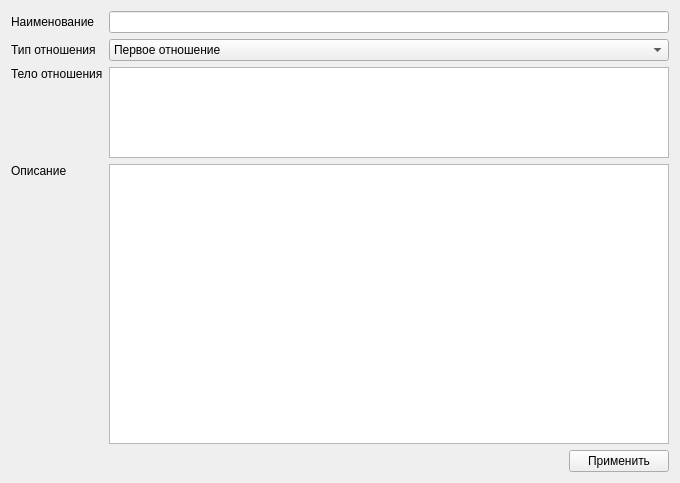
First picture: the form in ui/RelationOptions.ui, repository lazyDesertMan/Mivar, before the edit.
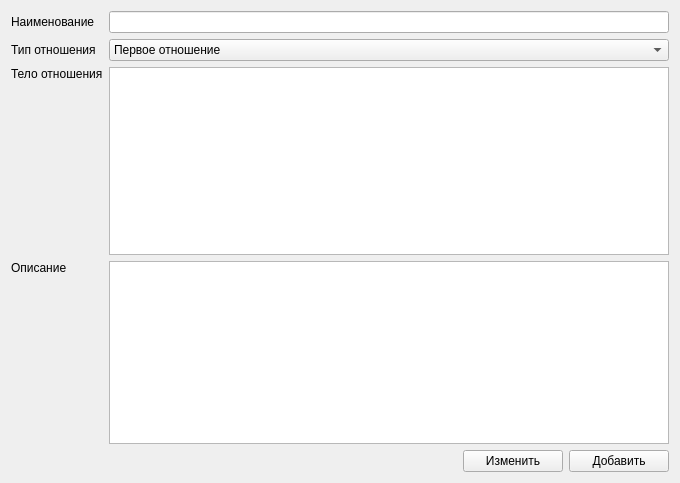
Second picture: the form after the edit.

```diff
--- a/ui/RelationOptions.ui
+++ b/ui/RelationOptions.ui
@@ -16,14 +16,7 @@
   <property name="styleSheet">
    <string notr="true"/>
   </property>
-  <layout class="QGridLayout" name="gridLayout_2" rowstretch="1,1,1,1,2,0">
-   <item row="3" column="0" alignment="Qt::AlignTop">
-    <widget class="QLabel" name="label_4">
-     <property name="text">
-      <string>Описание</string>
-     </property>
-    </widget>
-   </item>
+  <layout class="QGridLayout" name="gridLayout_2" rowstretch="1,0,0,0,0,0">
    <item row="1" column="0" alignment="Qt::AlignVCenter">
     <widget class="QLabel" name="label_2">
      <property name="text">
@@ -31,22 +24,8 @@
      </property>
     </widget>
    </item>
-   <item row="2" column="0" alignment="Qt::AlignTop">
-    <widget class="QLabel" name="label_3">
-     <property name="text">
-      <string>Тело отношения</string>
-     </property>
-    </widget>
-   </item>
-   <item row="2" column="1">
-    <widget class="QTextEdit" name="bodyRelative"/>
-   </item>
-   <item row="0" column="0" alignment="Qt::AlignVCenter">
-    <widget class="QLabel" name="label">
-     <property name="text">
-      <string>Наименование</string>
-     </property>
-    </widget>
+   <item row="0" column="1">
+    <widget class="QLineEdit" name="nameRelative"/>
    </item>
    <item row="1" column="1">
     <widget class="QComboBox" name="typeRelative">
@@ -67,27 +46,68 @@
      </item>
     </widget>
    </item>
-   <item row="0" column="1">
-    <widget class="QLineEdit" name="nameRelative"/>
+   <item row="0" column="0" alignment="Qt::AlignVCenter">
+    <widget class="QLabel" name="label">
+     <property name="text">
+      <string>Наименование</string>
+     </property>
+    </widget>
+   </item>
+   <item row="3" column="0" alignment="Qt::AlignTop">
+    <widget class="QLabel" name="label_4">
+     <property name="text">
+      <string>Описание</string>
+     </property>
+    </widget>
+   </item>
+   <item row="2" column="1">
+    <widget class="QTextEdit" name="bodyRelative"/>
    </item>
    <item row="3" column="1" rowspan="2">
     <widget class="QTextEdit" name="descriptionRelative"/>
    </item>
+   <item row="2" column="0" alignment="Qt::AlignTop">
+    <widget class="QLabel" name="label_3">
+     <property name="text">
+      <string>Тело отношения</string>
+     </property>
+    </widget>
+   </item>
    <item row="5" column="1">
-    <widget class="QPushButton" name="editRelative_Button">
-     <property name="maximumSize">
-      <size>
-       <width>100</width>
-       <height>100</height>
-      </size>
-     </property>
-     <property name="layoutDirection">
-      <enum>Qt::RightToLeft</enum>
-     </property>
-     <property name="text">
-      <string>Применить</string>
-     </property>
-    </widget>
+    <layout class="QHBoxLayout" name="horizontalLayout">
+     <item>
+      <widget class="QWidget" name="widget_2" native="true"/>
+     </item>
+     <item>
+      <widget class="QPushButton" name="editBtn">
+       <property name="maximumSize">
+        <size>
+         <width>100</width>
+         <height>100</height>
+        </size>
+       </property>
+       <property name="text">
+        <string>Изменить</string>
+       </property>
+      </widget>
+     </item>
+     <item>
+      <widget class="QPushButton" name="addBtn">
+       <property name="maximumSize">
+        <size>
+         <width>100</width>
+         <height>100</height>
+        </size>
+       </property>
+       <property name="text">
+        <string>Добавить</string>
+       </property>
+      </widget>
+     </item>
+    </layout>
+   </item>
+   <item row="5" column="0">
+    <widget class="QWidget" name="widget" native="true"/>
    </item>
   </layout>
  </widget>
```
